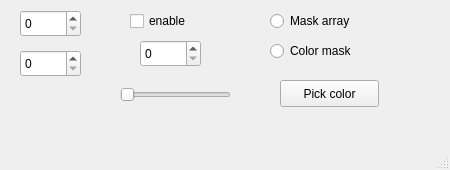
Old version of the form overlay.ui in the repository danielkucera/Mixer-gui.
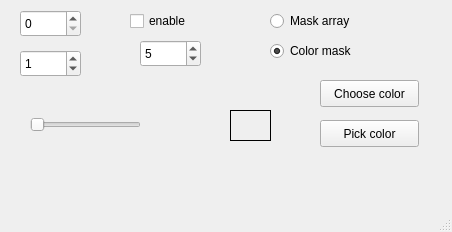
New version of the form.

Commit message: overlay with color picker, delete on close, disable working

The edit to the form file:
```diff
--- a/overlay.ui
+++ b/overlay.ui
@@ -6,8 +6,8 @@
    <rect>
     <x>0</x>
     <y>0</y>
-    <width>450</width>
-    <height>170</height>
+    <width>452</width>
+    <height>232</height>
    </rect>
   </property>
   <property name="windowTitle">
@@ -33,6 +33,9 @@
       <height>27</height>
      </rect>
     </property>
+    <property name="value">
+     <number>5</number>
+    </property>
    </widget>
    <widget class="QCheckBox" name="enableBox">
     <property name="geometry">
@@ -56,6 +59,9 @@
       <height>27</height>
      </rect>
     </property>
+    <property name="value">
+     <number>1</number>
+    </property>
    </widget>
    <widget class="QRadioButton" name="radioArray">
     <property name="geometry">
@@ -82,25 +88,28 @@
     <property name="text">
      <string>Color mask</string>
     </property>
+    <property name="checked">
+     <bool>true</bool>
+    </property>
    </widget>
    <widget class="QPushButton" name="colorButton">
     <property name="geometry">
      <rect>
-      <x>280</x>
+      <x>320</x>
       <y>80</y>
       <width>99</width>
       <height>27</height>
      </rect>
     </property>
     <property name="text">
-     <string>Pick color</string>
+     <string>Choose color</string>
     </property>
    </widget>
    <widget class="QSlider" name="sensSlider">
     <property name="geometry">
      <rect>
-      <x>120</x>
-      <y>80</y>
+      <x>30</x>
+      <y>110</y>
       <width>111</width>
       <height>29</height>
      </rect>
@@ -109,12 +118,44 @@
      <number>1</number>
     </property>
     <property name="maximum">
-     <number>8</number>
+     <number>255</number>
     </property>
     <property name="orientation">
      <enum>Qt::Horizontal</enum>
     </property>
    </widget>
+   <widget class="QPushButton" name="pickButton">
+    <property name="geometry">
+     <rect>
+      <x>320</x>
+      <y>120</y>
+      <width>99</width>
+      <height>27</height>
+     </rect>
+    </property>
+    <property name="text">
+     <string>Pick color</string>
+    </property>
+   </widget>
+   <widget class="QLabel" name="colorFrame">
+    <property name="geometry">
+     <rect>
+      <x>230</x>
+      <y>110</y>
+      <width>41</width>
+      <height>31</height>
+     </rect>
+    </property>
+    <property name="autoFillBackground">
+     <bool>true</bool>
+    </property>
+    <property name="frameShape">
+     <enum>QFrame::Box</enum>
+    </property>
+    <property name="text">
+     <string/>
+    </property>
+   </widget>
   </widget>
   <widget class="QMenuBar" name="menubar">
    <property name="geometry">
```
Left out of the diff: 4 changed lines with no effect on the pictures. The commit also changes 2 other files.
